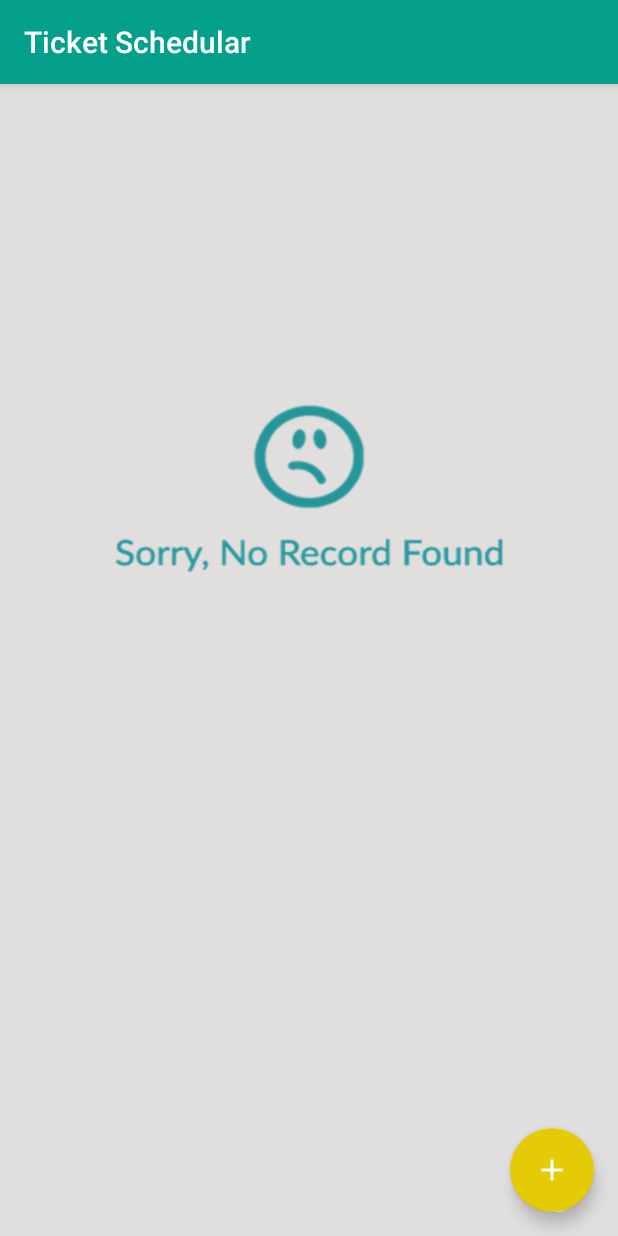
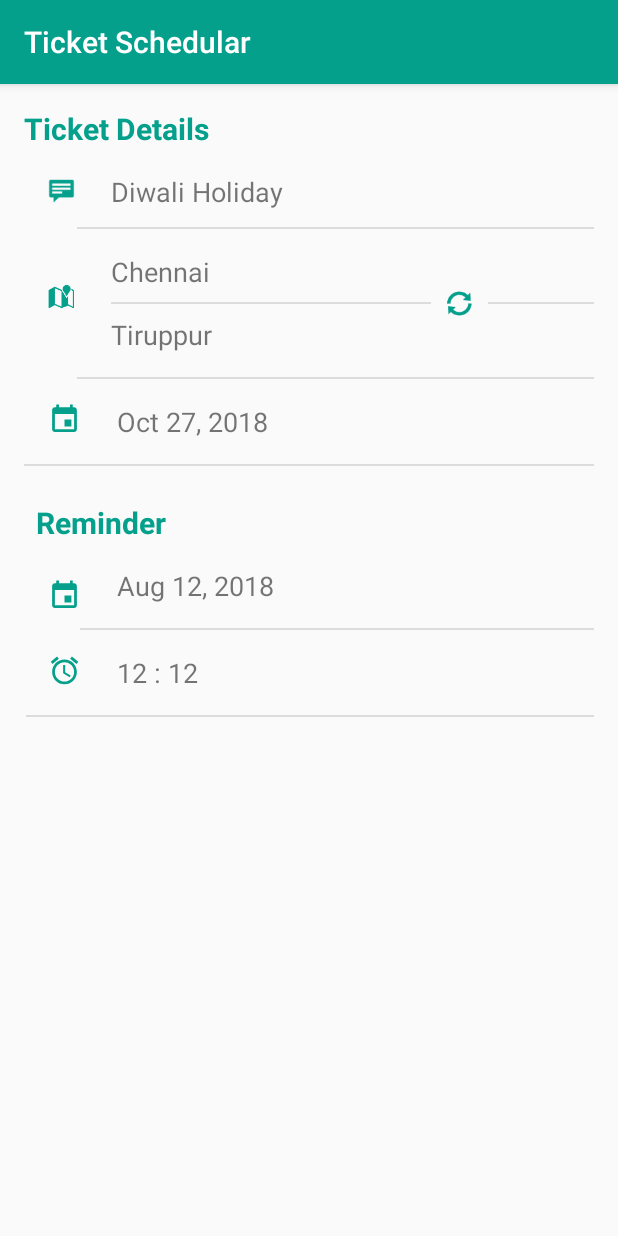
Before and after one commit to dineshvaran/ticket-schedular, an Android app: the screen it shows after launch (MainActivity before the commit, DetailActivity after it), on a phone screen of 412 x 824 dp. Run offline under Robolectric (Android 15) with nearby library versions, the phone set to English and light mode, and no system bars.

Commit message:
detail view design added

```diff
--- a/app/build.gradle
+++ b/app/build.gradle
@@ -7,8 +7,8 @@ android {
         applicationId "varanz.android.application.irctcticketreminder"
         minSdkVersion 21
         targetSdkVersion 28
-        versionCode 6
-        versionName "UI changes."
+        versionCode 7
+        versionName "Auto complete added for station list."
         testInstrumentationRunner "android.support.test.runner.AndroidJUnitRunner"
     }
     buildTypes {
--- a/app/src/main/java/varanz/android/application/irctcticketreminder/AddActivity.java
+++ b/app/src/main/java/varanz/android/application/irctcticketreminder/AddActivity.java
@@ -101,6 +101,13 @@ public class AddActivity extends AppCompatActivity {
     protected void onCreate(Bundle savedInstanceState) {
         super.onCreate(savedInstanceState);
         setContentView(R.layout.activity_add);
+        afterOnCreate();
+    }
+
+    /**
+     * gets called after onCreate method
+     */
+    private void afterOnCreate(){
         initializeViewObjects();
         addListeners();
         database = Room.databaseBuilder(getApplicationContext(),
@@ -108,7 +115,13 @@ public class AddActivity extends AppCompatActivity {
                 .allowMainThreadQueries().build();
 
         insertEmptyData();
+        setStationList();
+    }
 
+    /**
+     * add station for auto complete feature.
+     */
+    private void setStationList(){
         String[] stationList = getResources().getStringArray(R.array.stationList);
         ArrayAdapter<String> fromStationAdapter =
                 new ArrayAdapter<String>(this, android.R.layout.simple_list_item_1, stationList);
--- /dev/null
+++ b/app/src/main/java/varanz/android/application/irctcticketreminder/DetailActivity.java
@@ -0,0 +1,14 @@
+package varanz.android.application.irctcticketreminder;
+
+import android.os.Bundle;
+import android.support.annotation.Nullable;
+import android.support.v7.app.AppCompatActivity;
+
+public class DetailActivity extends AppCompatActivity {
+
+    @Override
+    protected void onCreate(@Nullable Bundle savedInstanceState) {
+        super.onCreate(savedInstanceState);
+        setContentView(R.layout.detail);
+    }
+}
--- /dev/null
+++ b/app/src/main/res/layout/detail.xml
@@ -0,0 +1,257 @@
+<?xml version="1.0" encoding="utf-8"?>
+<android.support.constraint.ConstraintLayout xmlns:android="http://schemas.android.com/apk/res/android"
+    xmlns:tools="http://schemas.android.com/tools"
+    android:layout_width="match_parent"
+    android:layout_height="match_parent"
+    android:paddingVertical="16sp"
+    android:paddingHorizontal="16sp"
+    xmlns:app="http://schemas.android.com/apk/res-auto">
+
+    <TextView
+        android:textColor="@color/colorPrimary"
+        android:id="@+id/header_ticket"
+        android:layout_width="wrap_content"
+        android:layout_height="wrap_content"
+        android:text="Ticket Details"
+        android:textSize="20sp"
+        android:textStyle="bold"
+        app:layout_constraintStart_toStartOf="parent"
+        app:layout_constraintTop_toTopOf="parent" />
+
+    <ImageView
+        android:id="@+id/description_icon"
+        android:layout_width="18sp"
+        android:layout_height="18sp"
+        android:layout_marginStart="16dp"
+        android:layout_marginTop="2dp"
+        android:contentDescription="Desc"
+        android:tint="@color/iconTint"
+        app:layout_constraintStart_toStartOf="parent"
+        app:layout_constraintTop_toTopOf="@+id/ticket_description"
+        app:srcCompat="@android:drawable/stat_notify_chat" />
+
+    <TextView
+        android:id="@+id/ticket_description"
+        android:layout_width="0dp"
+        android:layout_height="wrap_content"
+        android:layout_marginStart="24dp"
+        android:layout_marginTop="16dp"
+        android:ems="10"
+        android:inputType="textPersonName"
+        android:text="Diwali Holiday"
+        android:textSize="18sp"
+        app:layout_constraintEnd_toEndOf="parent"
+        app:layout_constraintHorizontal_bias="0.0"
+        app:layout_constraintStart_toEndOf="@+id/description_icon"
+        app:layout_constraintTop_toBottomOf="@+id/header_ticket" />
+
+    <ImageView
+        android:id="@+id/from_icon"
+        android:layout_width="18sp"
+        android:layout_height="18sp"
+        android:layout_marginStart="16dp"
+        android:layout_marginTop="20dp"
+        android:tint="@color/iconTint"
+        app:layout_constraintStart_toStartOf="parent"
+        app:layout_constraintTop_toTopOf="@+id/from_station"
+        app:srcCompat="@android:drawable/ic_dialog_map" />
+
+    <TextView
+        android:id="@+id/from_station"
+        android:layout_width="wrap_content"
+        android:layout_height="wrap_content"
+        android:layout_marginStart="24dp"
+        android:layout_marginTop="16dp"
+        android:layout_marginEnd="32dp"
+        android:ems="10"
+        android:inputType="textPersonName"
+        android:text="Chennai"
+        android:textSize="18sp"
+        app:layout_constraintEnd_toEndOf="parent"
+        app:layout_constraintHorizontal_bias="0.0"
+        app:layout_constraintStart_toEndOf="@+id/from_icon"
+        app:layout_constraintTop_toBottomOf="@+id/divider2" />
+
+    <TextView
+        android:id="@+id/to_station"
+        android:layout_width="wrap_content"
+        android:layout_height="wrap_content"
+        android:layout_marginStart="24dp"
+        android:layout_marginTop="8dp"
+        android:ems="10"
+        android:inputType="textPersonName"
+        android:text="Tiruppur"
+        android:textSize="18sp"
+        app:layout_constraintEnd_toEndOf="parent"
+        app:layout_constraintHorizontal_bias="0.0"
+        app:layout_constraintStart_toEndOf="@+id/from_icon"
+        app:layout_constraintTop_toBottomOf="@+id/divider7" />
+
+    <ImageView
+        android:id="@+id/journey_date_icon"
+        android:layout_width="22sp"
+        android:layout_height="22sp"
+        android:layout_marginStart="16dp"
+        android:tint="@color/iconTint"
+        app:layout_constraintStart_toStartOf="parent"
+        app:layout_constraintTop_toTopOf="@+id/journey_date"
+        app:srcCompat="@drawable/ic_event_black_24dp" />
+
+    <TextView
+        android:id="@+id/journey_date"
+        android:layout_width="wrap_content"
+        android:layout_height="wrap_content"
+        android:layout_marginStart="24dp"
+        android:layout_marginTop="16dp"
+        android:ems="10"
+        android:inputType="textPersonName"
+        android:text="Oct 27, 2018"
+        android:textSize="18sp"
+        app:layout_constraintStart_toEndOf="@+id/journey_date_icon"
+        app:layout_constraintTop_toBottomOf="@+id/divider3" />
+
+    <TextView
+        android:textColor="@color/colorPrimary"
+        android:id="@+id/header_reminder"
+        android:layout_width="wrap_content"
+        android:layout_height="wrap_content"
+        android:layout_marginStart="8dp"
+        android:layout_marginTop="24dp"
+        android:text="Reminder"
+        android:textSize="20sp"
+        android:textStyle="bold"
+        app:layout_constraintStart_toStartOf="parent"
+        app:layout_constraintTop_toBottomOf="@+id/divider4" />
+
+    <ImageView
+        android:id="@+id/reminder_date_icon"
+        android:layout_width="22sp"
+        android:layout_height="22sp"
+        android:layout_marginStart="16dp"
+        android:layout_marginTop="8dp"
+        android:tint="@color/iconTint"
+        app:layout_constraintStart_toStartOf="parent"
+        app:layout_constraintTop_toTopOf="@+id/reminder_date"
+        app:srcCompat="@drawable/ic_event_black_24dp" />
+
+    <TextView
+        android:id="@+id/reminder_date"
+        android:layout_width="wrap_content"
+        android:layout_height="wrap_content"
+        android:layout_marginStart="24dp"
+        android:layout_marginTop="16dp"
+        android:ems="10"
+        android:inputType="textPersonName"
+        android:text="Aug 12, 2018"
+        android:textSize="18sp"
+        app:layout_constraintStart_toEndOf="@+id/reminder_date_icon"
+        app:layout_constraintTop_toBottomOf="@+id/header_reminder" />
+
+    <ImageView
+        android:id="@+id/reminder_time_icon"
+        android:layout_width="22sp"
+        android:layout_height="22sp"
+        android:layout_marginStart="16dp"
+        android:tint="@color/iconTint"
+        app:layout_constraintStart_toStartOf="parent"
+        app:layout_constraintTop_toTopOf="@+id/reminder_time"
+        app:srcCompat="@drawable/ic_alarm_black_24dp" />
+
+    <TextView
+        android:id="@+id/reminder_time"
+        android:layout_width="wrap_content"
+        android:layout_height="wrap_content"
+        android:layout_marginStart="24dp"
+        android:layout_marginTop="16dp"
+        android:ems="10"
+        android:inputType="textPersonName"
+        android:text="12 : 12"
+        android:textSize="18sp"
+        app:layout_constraintStart_toEndOf="@+id/reminder_time_icon"
+        app:layout_constraintTop_toBottomOf="@+id/divider5" />
+
+    <View
+        android:id="@+id/divider2"
+        android:layout_width="368dp"
+        android:layout_height="1dp"
+        android:layout_marginTop="16dp"
+        android:background="?android:attr/listDivider"
+        app:layout_constraintEnd_toEndOf="parent"
+        app:layout_constraintStart_toStartOf="@+id/ticket_description"
+        app:layout_constraintTop_toBottomOf="@+id/description_icon" />
+
+    <View
+        android:id="@+id/divider3"
+        android:layout_width="368dp"
+        android:layout_height="1dp"
+        android:layout_marginTop="16dp"
+        android:background="?android:attr/listDivider"
+        app:layout_constraintEnd_toEndOf="parent"
+        app:layout_constraintStart_toStartOf="@+id/to_station"
+        app:layout_constraintTop_toBottomOf="@+id/to_station" />
+
+    <View
+        android:id="@+id/divider4"
+        android:layout_width="0dp"
+        android:layout_height="1dp"
+        android:layout_marginTop="16dp"
+        android:background="?android:attr/listDivider"
+        app:layout_constraintEnd_toEndOf="parent"
+        app:layout_constraintStart_toStartOf="parent"
+        app:layout_constraintTop_toBottomOf="@+id/journey_date" />
+
+    <View
+        android:id="@+id/divider5"
+        android:layout_width="368dp"
+        android:layout_height="1dp"
+        android:layout_marginTop="16dp"
+        android:background="?android:attr/listDivider"
+        app:layout_constraintEnd_toEndOf="parent"
+        app:layout_constraintStart_toStartOf="@+id/reminder_date"
+        app:layout_constraintTop_toBottomOf="@+id/reminder_date" />
+
+    <View
+        android:id="@+id/divider6"
+        android:layout_width="0dp"
+        android:layout_height="1dp"
+        android:layout_marginStart="1dp"
+        android:layout_marginTop="16dp"
+        android:background="?android:attr/listDivider"
+        app:layout_constraintEnd_toEndOf="parent"
+        app:layout_constraintStart_toStartOf="parent"
+        app:layout_constraintTop_toBottomOf="@+id/reminder_time" />
+
+    <View
+        android:id="@+id/divider7"
+        android:layout_width="0dp"
+        android:layout_height="1dp"
+        android:layout_marginTop="8dp"
+        android:background="?android:attr/listDivider"
+        app:layout_constraintEnd_toEndOf="@+id/from_station"
+        app:layout_constraintStart_toStartOf="@+id/from_station"
+        app:layout_constraintTop_toBottomOf="@+id/from_station" />
+
+    <ImageView
+        android:id="@+id/imageView7"
+        android:layout_width="22sp"
+        android:layout_height="22sp"
+        android:layout_marginStart="8dp"
+        android:layout_marginTop="8dp"
+        android:layout_marginBottom="8dp"
+        android:tint="@color/iconTint"
+        app:layout_constraintBottom_toBottomOf="@+id/to_station"
+        app:layout_constraintStart_toEndOf="@+id/divider7"
+        app:layout_constraintTop_toTopOf="@+id/from_station"
+        app:srcCompat="@android:drawable/ic_popup_sync" />
+
+    <View
+        android:id="@+id/divider9"
+        android:layout_width="0dp"
+        android:layout_height="1dp"
+        android:layout_marginStart="8dp"
+        android:background="?android:attr/listDivider"
+        app:layout_constraintEnd_toEndOf="parent"
+        app:layout_constraintStart_toEndOf="@+id/imageView7"
+        app:layout_constraintTop_toTopOf="@+id/divider7" />
+
+</android.support.constraint.ConstraintLayout>
--- a/app/src/main/res/values/colors.xml
+++ b/app/src/main/res/values/colors.xml
@@ -6,4 +6,7 @@
 
     <color name="mainActivityBackground">#e1dede</color>
     <color name="rowBackground">#f9f7f7</color>
+
+    <!-- detail activity -->
+    <color name="iconTint">#04a08c</color>
 </resources>
--- a/build.gradle
+++ b/build.gradle
@@ -7,7 +7,7 @@ buildscript {
         jcenter()
     }
     dependencies {
-        classpath 'com.android.tools.build:gradle:3.2.0'
+        classpath 'com.android.tools.build:gradle:3.2.1'
 
 
         // NOTE: Do not place your application dependencies here; they belong
```
Also changed, not shown: app/src/main/AndroidManifest.xml (+13 -4 lines).
